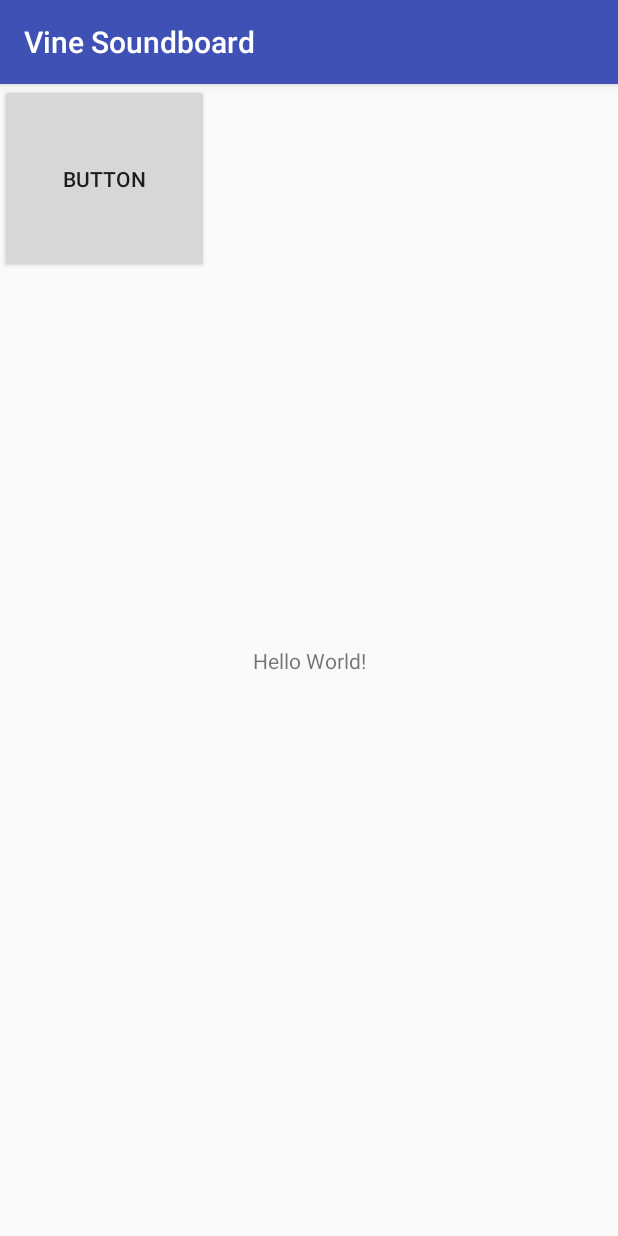
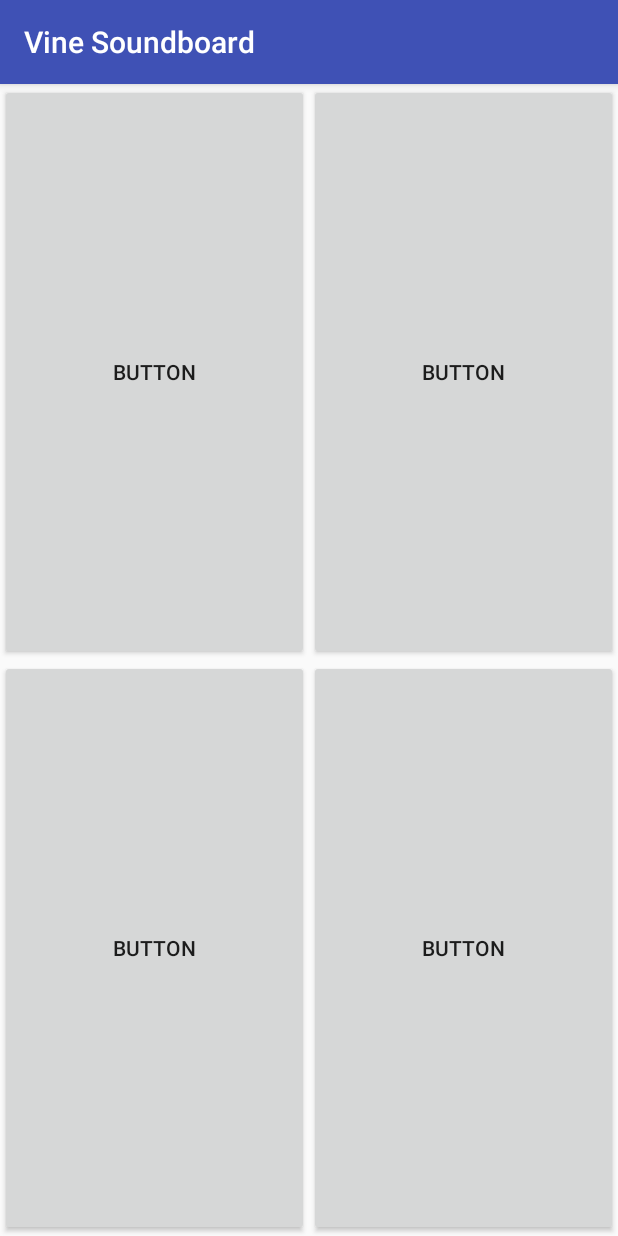
Before and after one commit to jackieo5023/RIP-Vine-Soundboard, an Android app: the screen it shows after launch (MainActivity), after a tap on "BUTTON", on a phone screen of 412 x 824 dp. Run offline under Robolectric (Android 15) with nearby library versions, the phone set to English and light mode, and no system bars.

Commit message:
Added TableLayout and changed how sound is played

```diff
--- a/app/src/main/java/com/example/pinkd/vinesoundboard/MainActivity.java
+++ b/app/src/main/java/com/example/pinkd/vinesoundboard/MainActivity.java
@@ -8,7 +8,7 @@ import android.widget.Button;
 
 
 public class MainActivity extends AppCompatActivity {
-
+    MediaPlayer mp;
     @Override
     protected void onCreate(Bundle savedInstanceState) {
         super.onCreate(savedInstanceState);
@@ -23,7 +23,10 @@ public class MainActivity extends AppCompatActivity {
     }
 
     public void playSound(int sound) {
-        MediaPlayer mp = MediaPlayer.create(this, sound);
+        mp = MediaPlayer.create(this, sound);
         mp.start();
+        if (!mp.isPlaying()) {
+            mp.release();
+        }
     }
 }
--- a/app/src/main/res/layout/activity_main.xml
+++ b/app/src/main/res/layout/activity_main.xml
@@ -1,26 +1,49 @@
 <?xml version="1.0" encoding="utf-8"?>
-<android.support.constraint.ConstraintLayout xmlns:android="http://schemas.android.com/apk/res/android"
+<TableLayout xmlns:android="http://schemas.android.com/apk/res/android"
     xmlns:app="http://schemas.android.com/apk/res-auto"
     xmlns:tools="http://schemas.android.com/tools"
     android:layout_width="match_parent"
     android:layout_height="match_parent"
-    tools:context="com.example.pinkd.vinesoundboard.MainActivity">
+    android:stretchColumns="*"
+    tools:context="com.example.pinkd.vinesoundboard.MainActivity"
+    tools:layout_editor_absoluteY="81dp">
+    <TableRow
+        android:layout_weight="1">
+        <Button
+            android:id="@+id/button_id"
+            android:layout_width="wrap_content"
+            android:layout_height="fill_parent"
+            android:layout_column="0"
+            android:text="Button" />
 
-    <TextView
-        android:layout_width="wrap_content"
-        android:layout_height="wrap_content"
-        android:text="Hello World!"
-        app:layout_constraintBottom_toBottomOf="parent"
-        app:layout_constraintLeft_toLeftOf="parent"
-        app:layout_constraintRight_toRightOf="parent"
-        app:layout_constraintTop_toTopOf="parent" />
+        <Button
+            android:id="@+id/button_id2"
+            android:layout_width="wrap_content"
+            android:layout_height="fill_parent"
+            android:layout_column="1"
+            android:text="Button" />
+    </TableRow>
+    <TableRow
+        android:layout_weight="1">
+        <Button
+            android:id="@+id/button_id3"
+            android:layout_width="wrap_content"
+            android:layout_height="fill_parent"
+            android:layout_column="0"
+            android:text="Button" />
+        <Button
+            android:id="@+id/button_id4"
+            android:layout_width="wrap_content"
+            android:layout_height="fill_parent"
+            android:layout_column="1"
+            android:text="Button" />
+    </TableRow>
+    <!--<Button-->
+        <!--android:id="@+id/button_id"-->
+        <!--android:layout_width="139sp"-->
+        <!--android:layout_height="126sp"-->
+        <!--android:text="Button"-->
+        <!--tools:layout_editor_absoluteX="16sp"-->
+        <!--tools:layout_editor_absoluteY="16sp" />-->
 
-    <Button
-        android:id="@+id/button_id"
-        android:layout_width="139dp"
-        android:layout_height="126dp"
-        android:text="Button"
-        tools:layout_editor_absoluteX="16dp"
-        tools:layout_editor_absoluteY="16dp" />
-
-</android.support.constraint.ConstraintLayout>
+</TableLayout>
```
